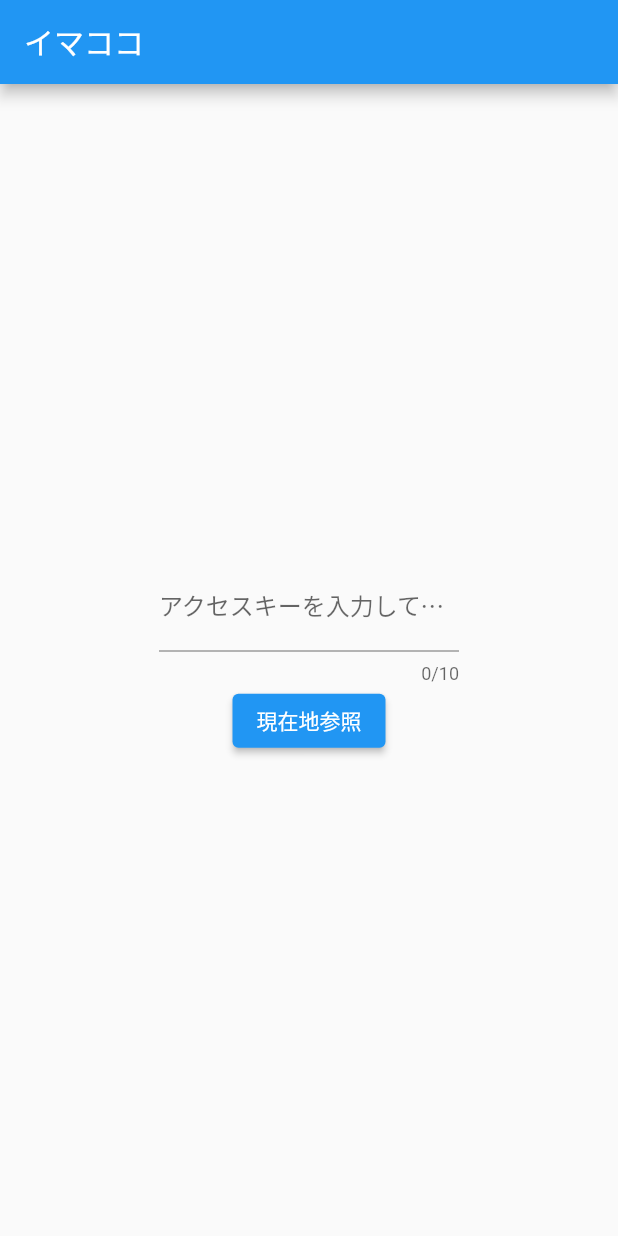
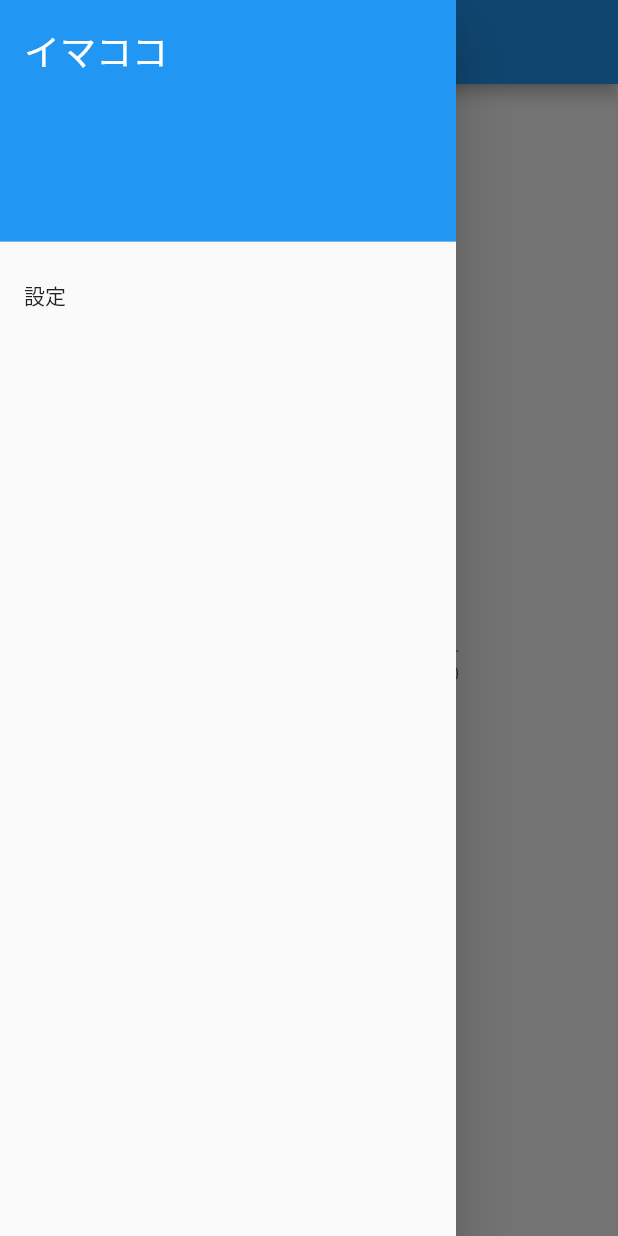
Before and after one commit to newburu/imakoko-flutter, a Flutter app: the screen it shows after launch, with the side drawer open (before the commit the screen has no drawer), on a phone screen of 412 x 824 dp. Run offline on Flutter 3.47's test engine with Material 2 defaults, Android fonts, the phone set to English and light mode, and no system bars; our stand-ins replace google_maps_flutter, shared_preferences.

Commit message:
設定画面を追加

```diff
--- a/lib/main.dart
+++ b/lib/main.dart
@@ -1,5 +1,6 @@
 import 'package:flutter/material.dart';
 import 'package:imakoko/map_page.dart';
+import 'package:imakoko/settings_page.dart';
 
 void main() {
   runApp(MyApp());
@@ -34,6 +35,35 @@ class _TopPageState extends State<TopPage> {
     return Scaffold(
       appBar: AppBar(
         title: Text(widget.title),
+      ),
+      drawer: Drawer(
+        child: ListView(
+          children: <Widget>[
+            DrawerHeader(
+              child: Text(
+                'イマココ',
+                style: TextStyle(
+                  fontSize: 24,
+                  color: Colors.white,
+                ),
+              ),
+              decoration: BoxDecoration(
+                color: Colors.blue,
+              ),
+            ),
+            ListTile(
+              title: Text('設定'),
+              onTap: () {
+                Navigator.push(
+                  context,
+                  MaterialPageRoute(
+                    builder: (context) => SettingsPage(),
+                  ),
+                );
+              },
+            ),
+          ],
+        ),
       ),
       body: Center(
         child: Column(
```
Also changed, not shown: lib/settings_page.dart (added, +65 -0 lines).
